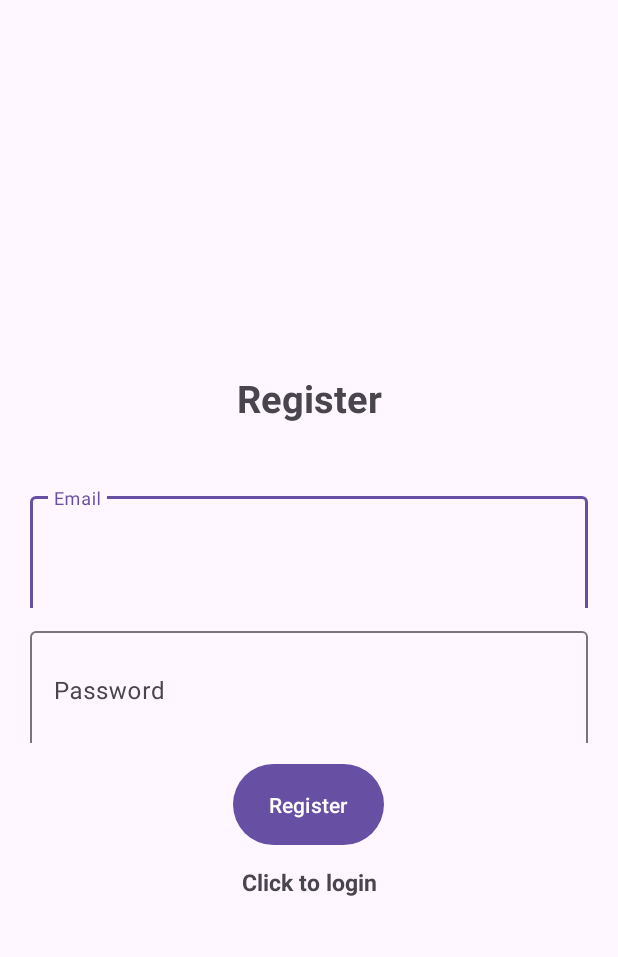
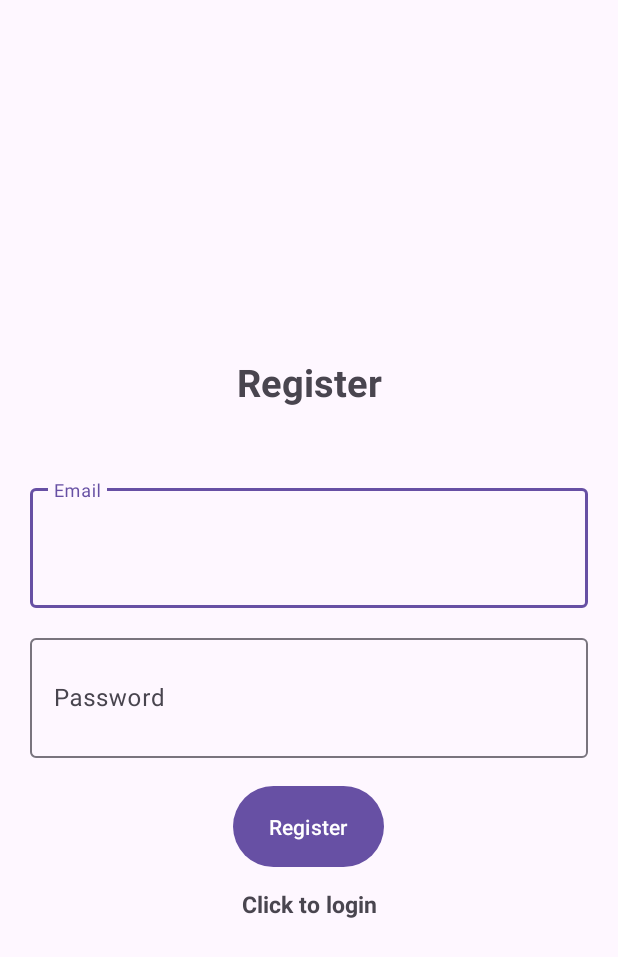
Before and after one commit to viktordenac/RAZVOJ-PROGRAMSKIH-SISTEMOV, an Android app: the screen it shows after launch (RegistrationActivity), on a phone screen of 412 x 824 dp. Shown: the top 957 px of the screen. Run offline under Robolectric (Android 15) with nearby library versions, the phone set to English and light mode, and no system bars; our stand-ins replace Firebase (no records; nobody signed in at launch, a user with empty details on screens opened directly).

Commit message:
- Fixed login and register layout

```diff
--- a/app/src/main/java/com/example/razvojprogramskihsistemov/ui/login_register/RegistrationActivity.kt
+++ b/app/src/main/java/com/example/razvojprogramskihsistemov/ui/login_register/RegistrationActivity.kt
@@ -13,6 +13,7 @@ import android.widget.TextView
 import android.widget.Toast
 import androidx.core.view.isGone
 import androidx.core.view.isVisible
+import com.example.razvojprogramskihsistemov.MainActivity
 import com.example.razvojprogramskihsistemov.R
 import com.google.android.material.textfield.TextInputEditText
 import com.google.firebase.auth.FirebaseAuth
@@ -66,6 +67,11 @@ class RegistrationActivity : AppCompatActivity() {
                             "Account created!",
                             Toast.LENGTH_SHORT,
                         ).show()
+
+                        val intent = Intent(applicationContext, MainActivity::class.java)
+                        startActivity(intent)
+                        finish()
+
                     } else {
                         progressBar.isGone
                         // If sign in fails, display a message to the user.
--- a/app/src/main/res/layout/activity_registration.xml
+++ b/app/src/main/res/layout/activity_registration.xml
@@ -1,6 +1,5 @@
 <?xml version="1.0" encoding="utf-8"?>
 <LinearLayout xmlns:android="http://schemas.android.com/apk/res/android"
-    xmlns:app="http://schemas.android.com/apk/res-auto"
     xmlns:tools="http://schemas.android.com/tools"
     android:layout_width="match_parent"
     android:orientation="vertical"
@@ -11,7 +10,7 @@
 
     <TextView
         android:layout_width="match_parent"
-        android:layout_height="80dp"
+        android:layout_height="90dp"
         android:layout_marginBottom="20dp"
         android:gravity="center"
         android:text="@string/register"
@@ -20,7 +19,7 @@
 
     <com.google.android.material.textfield.TextInputLayout
         android:layout_width="match_parent"
-        android:layout_height="80dp"
+        android:layout_height="90dp"
         android:layout_marginBottom="10dp">
 
         <com.google.android.material.textfield.TextInputEditText
@@ -33,7 +32,7 @@
 
     <com.google.android.material.textfield.TextInputLayout
         android:layout_width="match_parent"
-        android:layout_height="80dp">
+        android:layout_height="90dp">
 
         <com.google.android.material.textfield.TextInputEditText
             android:id="@+id/password"
```
Also changed, not shown: app/src/main/res/layout/activity_login.xml (+3 -4 lines).
